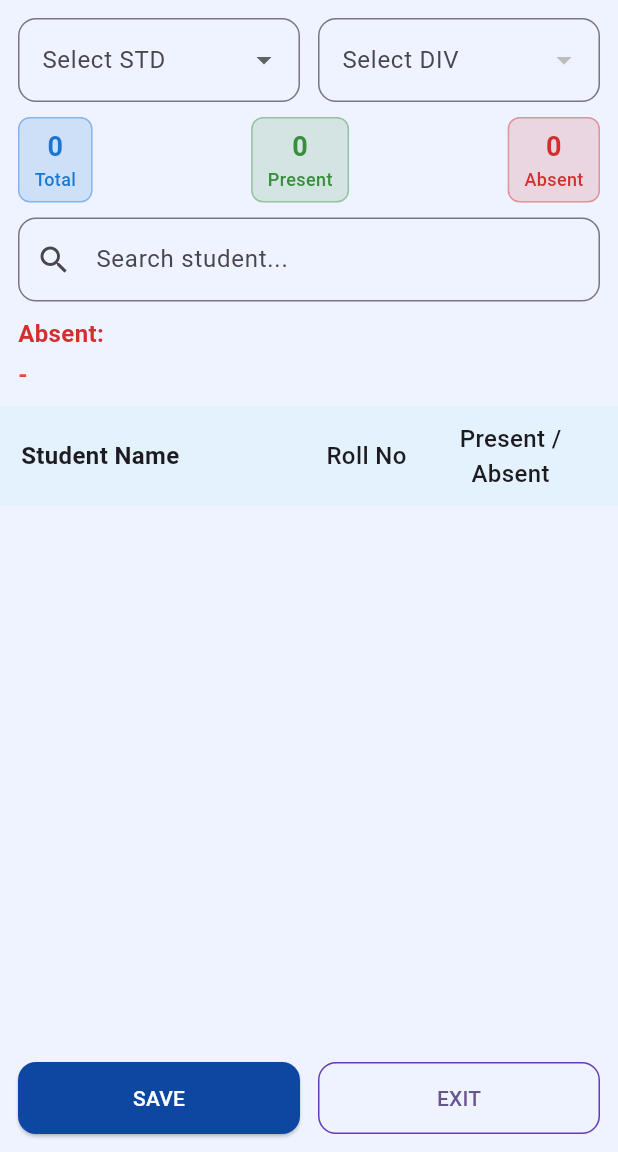
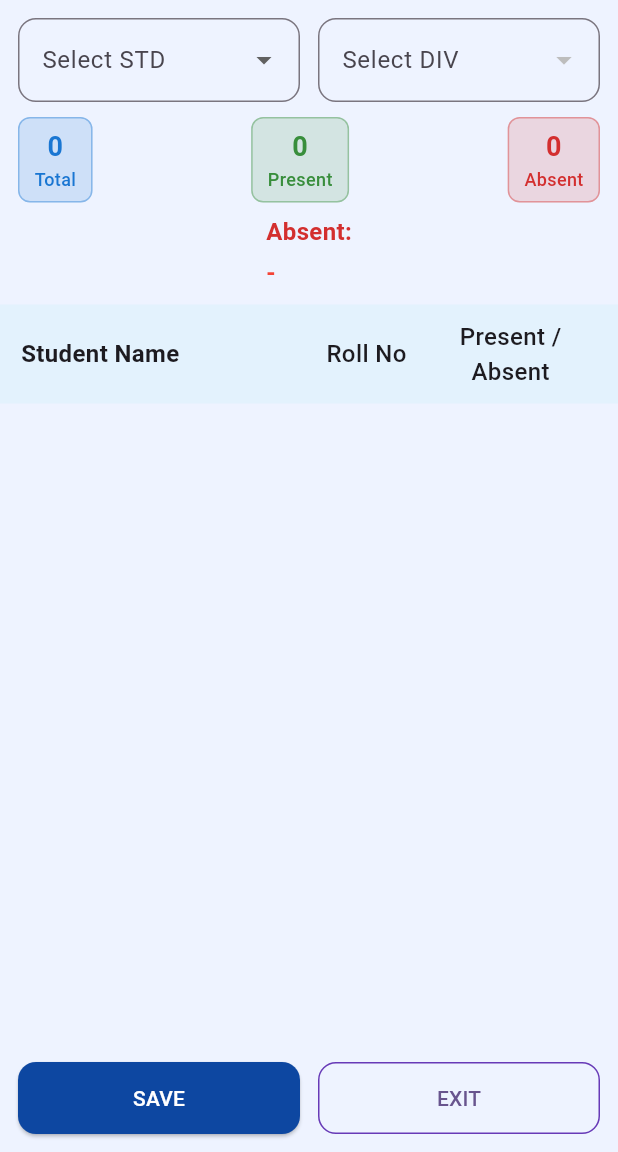
Before and after one commit to vidyakunj/vidyakunj-full-ready, a Flutter app: the screen it shows after launch, on a phone screen of 412 x 824 dp, the part 84-1236 px from its top. Run offline on Flutter 3.47's test engine with Material 3 defaults, Android fonts, the phone set to English and light mode, and no system bars; our stand-ins replace csv, file_picker.

Commit message:
Update new_attendance_screen.dart

```diff
--- a/lib/screens/new_attendance_screen.dart
+++ b/lib/screens/new_attendance_screen.dart
@@ -19,14 +19,9 @@ class _NewAttendanceScreenState extends State<NewAttendanceScreen> {
 
   List<String> divisions = [];
   List<_StudentRow> students = [];
-
-  TextEditingController searchController = TextEditingController();
-  String searchQuery = "";
-
   List<int> absentRollNumbers = [];
 
   final List<String> stdOptions = List<String>.generate(12, (i) => '${i + 1}');
-  final DateTime today = DateTime.now();
 
   // ------------------------------ LOAD DIVISIONS ------------------------------
   Future<void> _loadDivisions() async {
@@ -94,7 +89,6 @@ class _NewAttendanceScreenState extends State<NewAttendanceScreen> {
     }
 
     final absentees = students.where((s) => !s.isPresent).toList();
-
     if (absentees.isEmpty) {
       _showSnack("No absentees");
       return;
@@ -123,7 +117,7 @@ class _NewAttendanceScreenState extends State<NewAttendanceScreen> {
       context: context,
       builder: (ctx) => AlertDialog(
         title: const Text("SMS Summary"),
-        content: Text("$sent SMS Sent\n$failed Failed"),
+        content: Text("$sent Sent\n$failed Failed"),
         actions: [
           TextButton(onPressed: () => Navigator.pop(ctx), child: const Text("OK")),
         ],
@@ -139,8 +133,9 @@ class _NewAttendanceScreenState extends State<NewAttendanceScreen> {
   Widget build(BuildContext context) {
     return Scaffold(
       backgroundColor: const Color(0xffeef3ff),
+
       appBar: AppBar(
-        backgroundColor: const Color(0xff003366), // NAVY BLUE
+        backgroundColor: const Color(0xff003366), // Navy Blue
         elevation: 4,
         titleSpacing: 0,
         title: Row(
@@ -201,7 +196,7 @@ class _NewAttendanceScreenState extends State<NewAttendanceScreen> {
 
           const SizedBox(height: 10),
 
-          // ------------------------------ COMPACT COUNTER BOXES ------------------------------
+          // ------------------------------ COMPACT COUNTERS ------------------------------
           Padding(
             padding: const EdgeInsets.symmetric(horizontal: 12),
             child: Row(
@@ -214,68 +209,34 @@ class _NewAttendanceScreenState extends State<NewAttendanceScreen> {
             ),
           ),
 
-          const SizedBox(height: 10),
+          const SizedBox(height: 8),
 
-          // ------------------------------ RESPONSIVE SEARCH BAR ------------------------------
+          // ------------------------------ ABSENT NUMBERS ------------------------------
           Padding(
             padding: const EdgeInsets.symmetric(horizontal: 12),
-            child: LayoutBuilder(
-              builder: (context, constraints) {
-                bool isMobile = constraints.maxWidth < 600;
-
-                if (isMobile) {
-                  return Column(
+            child: Column(
               crossAxisAlignment: CrossAxisAlignment.start,
               children: [
-                      TextField(
-                        controller: searchController,
-                        decoration: _inputDeco("Search student...").copyWith(prefixIcon: const Icon(Icons.search)),
-                        onChanged: (v) => setState(() => searchQuery = v.toLowerCase()),
+                Text(
+                  "Absent:",
+                  style: TextStyle(
+                    color: Colors.red.shade700,
+                    fontWeight: FontWeight.bold,
                   ),
-                      const SizedBox(height: 10),
-                      Text("Absent:", style: TextStyle(color: Colors.red.shade700, fontWeight: FontWeight.bold)),
+                ),
                 const SizedBox(height: 4),
                 SingleChildScrollView(
                   scrollDirection: Axis.horizontal,
                   child: Text(
-                          absentRollNumbers.isEmpty ? "-" : absentRollNumbers.join(","),
-                          style: const TextStyle(color: Colors.red, fontSize: 16, fontWeight: FontWeight.bold),
+                    absentRollNumbers.isEmpty ? "-" : absentRollNumbers.join(", "),
+                    style: const TextStyle(
+                      color: Colors.red,
+                      fontSize: 16,
+                      fontWeight: FontWeight.bold,
+                    ),
                   ),
                 ),
               ],
-                  );
-                } else {
-                  return Row(
-                    children: [
-                      SizedBox(
-                        width: 230,
-                        child: TextField(
-                          controller: searchController,
-                          decoration: _inputDeco("Search student...").copyWith(prefixIcon: const Icon(Icons.search)),
-                          onChanged: (v) => setState(() => searchQuery = v.toLowerCase()),
-                        ),
-                      ),
-                      const SizedBox(width: 10),
-                      Expanded(
-                        child: Column(
-                          crossAxisAlignment: CrossAxisAlignment.end,
-                          children: [
-                            Text("Absent:", style: TextStyle(color: Colors.red.shade700, fontWeight: FontWeight.bold)),
-                            const SizedBox(height: 4),
-                            SingleChildScrollView(
-                              scrollDirection: Axis.horizontal,
-                              child: Text(
-                                absentRollNumbers.isEmpty ? "-" : absentRollNumbers.join(","),
-                                style: const TextStyle(color: Colors.red, fontSize: 16, fontWeight: FontWeight.bold),
-                              ),
-                            ),
-                          ],
-                        ),
-                      ),
-                    ],
-                  );
-                }
-              },
             ),
           ),
 
@@ -299,13 +260,7 @@ class _NewAttendanceScreenState extends State<NewAttendanceScreen> {
             child: isLoadingStudents
                 ? const Center(child: CircularProgressIndicator())
                 : ListView(
-                    children: students
-                        .where((s) =>
-                            searchQuery.isEmpty ||
-                            s.name.toLowerCase().contains(searchQuery) ||
-                            s.roll.toString().contains(searchQuery))
-                        .map((s) => _studentTile(s))
-                        .toList(),
+                    children: students.map((s) => _studentTile(s)).toList(),
                   ),
           ),
 
@@ -336,7 +291,7 @@ class _NewAttendanceScreenState extends State<NewAttendanceScreen> {
     );
   }
 
-  // ------------------------------ COMPACT COUNTER BOX WIDGET ------------------------------
+  // ------------------------------ COMPACT COUNTER BOX ------------------------------
   Widget _compactCounter(String title, int value, Color color) {
     return Container(
       padding: const EdgeInsets.symmetric(vertical: 6, horizontal: 10),
@@ -387,10 +342,9 @@ class _NewAttendanceScreenState extends State<NewAttendanceScreen> {
                       absentRollNumbers.add(s.roll);
                       absentRollNumbers.sort();
                     }
-}               else {
+                  } else {
                     absentRollNumbers.remove(s.roll);
                   }
-
                 });
               },
             ),
```
Lines whose indentation alone changed are shown as unchanged.
